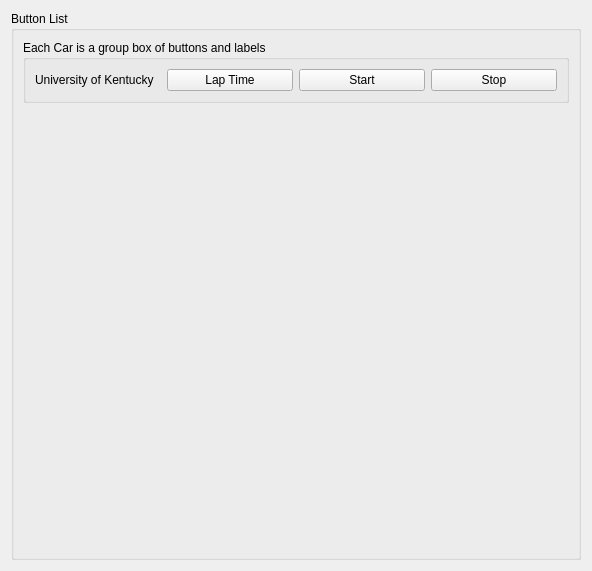
cjand225/CS499SolarCarTimer, file resources/Buttons.ui: the form before one commit.
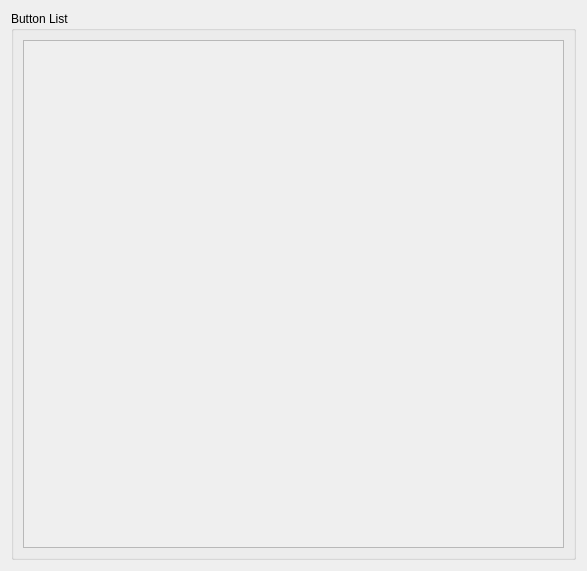
The form after the commit.

Commit message: Make SemiAutoWidget work.

```diff
--- a/resources/Buttons.ui
+++ b/resources/Buttons.ui
@@ -6,7 +6,7 @@
    <rect>
     <x>0</x>
     <y>0</y>
-    <width>592</width>
+    <width>585</width>
     <height>571</height>
    </rect>
   </property>
@@ -23,49 +23,32 @@
        </property>
        <layout class="QGridLayout" name="gridLayout_4">
         <item row="0" column="0">
-         <layout class="QGridLayout" name="buttonBoxLayout">
-          <item row="1" column="1" alignment="Qt::AlignTop">
-           <widget class="QGroupBox" name="groupBox_2">
-            <property name="title">
-             <string>Each Car is a group box of buttons and labels</string>
-            </property>
-            <layout class="QGridLayout" name="gridLayout_6">
-             <item row="0" column="0">
-              <layout class="QGridLayout" name="ButtonLayout">
-               <item row="0" column="3">
-                <widget class="QPushButton" name="pushButton">
-                 <property name="text">
-                  <string>Stop</string>
-                 </property>
-                </widget>
-               </item>
-               <item row="0" column="0">
-                <widget class="QLabel" name="label">
-                 <property name="text">
-                  <string>University of Kentucky</string>
-                 </property>
-                </widget>
-               </item>
-               <item row="0" column="1">
-                <widget class="QPushButton" name="pushButton_2">
-                 <property name="text">
-                  <string>Lap Time</string>
-                 </property>
-                </widget>
-               </item>
-               <item row="0" column="2">
-                <widget class="QPushButton" name="pushButton_3">
-                 <property name="text">
-                  <string>Start</string>
-                 </property>
-                </widget>
-               </item>
-              </layout>
-             </item>
-            </layout>
-           </widget>
-          </item>
-         </layout>
+         <widget class="QScrollArea" name="scrollArea">
+          <property name="minimumSize">
+           <size>
+            <width>541</width>
+            <height>0</height>
+           </size>
+          </property>
+          <property name="widgetResizable">
+           <bool>true</bool>
+          </property>
+          <widget class="QWidget" name="semiAutoButtonArea">
+           <property name="geometry">
+            <rect>
+             <x>0</x>
+             <y>0</y>
+             <width>539</width>
+             <height>507</height>
+            </rect>
+           </property>
+           <layout class="QGridLayout" name="gridLayout">
+            <item row="0" column="0">
+             <layout class="QGridLayout" name="buttonsLayout"/>
+            </item>
+           </layout>
+          </widget>
+         </widget>
         </item>
        </layout>
       </widget>
```
The commit also changes 7 other files.
